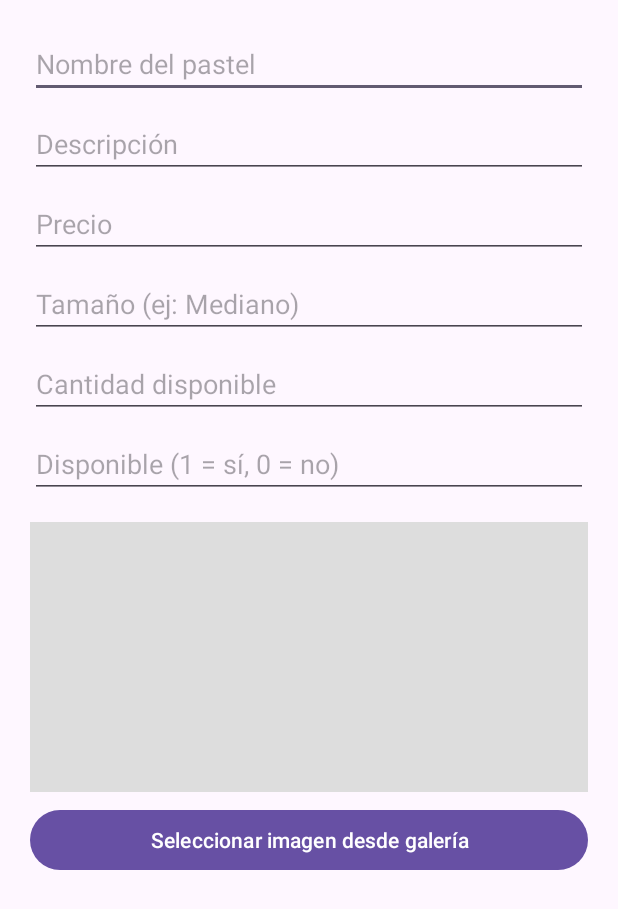
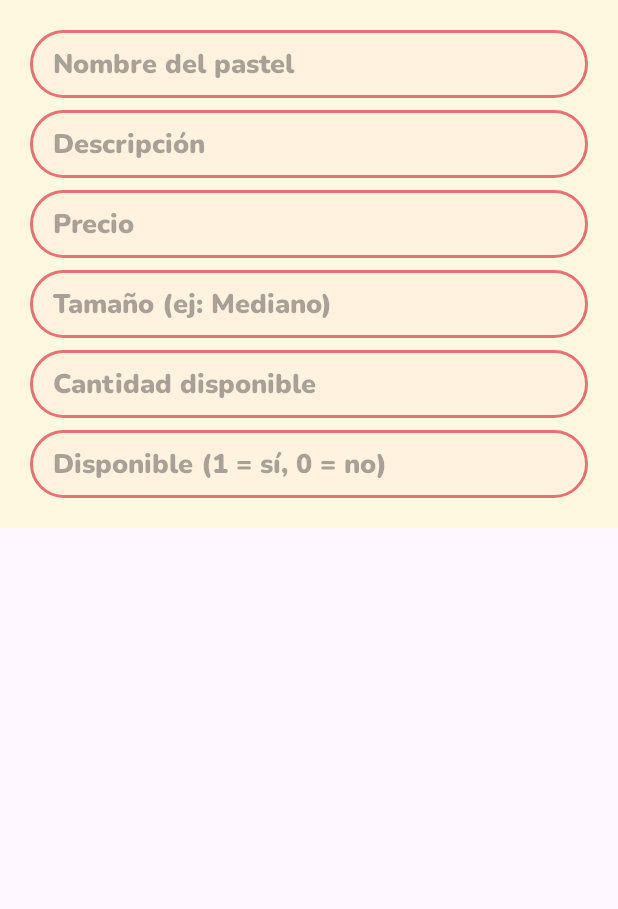
Before and after one commit to AntolinoRetana/CakeTrack, an Android app: the layout dialog_agregar_pastel.xml on its own in the app's theme, with its tools: preview values and no code run, on a phone screen of 412 x 824 dp. Shown: the top 909 px of the screen. Run offline under Robolectric (Android 15) with nearby library versions, the phone set to English and light mode, and no system bars.

Commit message:
Mas Estilos login, dashboard, registros y agregar cliente

```diff
--- a/app/src/main/java/com/example/caketrack/Admin/Fragments/FragmentPastel.java
+++ b/app/src/main/java/com/example/caketrack/Admin/Fragments/FragmentPastel.java
@@ -86,10 +86,8 @@ public class FragmentPastel extends Fragment {
         EditText etTamano = dialogView.findViewById(R.id.etTamanoPastel);
         EditText etCantidad = dialogView.findViewById(R.id.etCantidadPastel);
         EditText etDisponible = dialogView.findViewById(R.id.etDisponiblePastel);
-        imageViewPreview = dialogView.findViewById(R.id.imageViewPastel);
-        Button btnSeleccionar = dialogView.findViewById(R.id.btnSeleccionarImagen);
 
-        btnSeleccionar.setOnClickListener(v -> abrirGaleria());
+
 
         new AlertDialog.Builder(getContext())
                 .setTitle("Agregar Pastel")
@@ -143,7 +141,7 @@ public class FragmentPastel extends Fragment {
                     String firebaseId = FirebaseDatabase.getInstance().getReference("pasteles").push().getKey();
 
                     Pasteles nuevo = new Pasteles(pastelId, nombre, descripcion, precio, tamano, disponible, cantidad);
-                    nuevo.setImagenUrl(imageUrl);
+
 
                     FirebaseDatabase.getInstance().getReference("pasteles")
                             .child(firebaseId)
--- /dev/null
+++ b/app/src/main/res/drawable/cards.xml
@@ -0,0 +1,5 @@
+<?xml version="1.0" encoding="utf-8"?>
+<shape xmlns:android="http://schemas.android.com/apk/res/android" android:shape="rectangle">
+    <solid android:color="#FFF3E0" />
+    <stroke android:color="#E57373" android:width="3dp"/>
+</shape>
--- a/app/src/main/res/drawable/rounded_container.xml
+++ b/app/src/main/res/drawable/rounded_container.xml
@@ -1,7 +1,7 @@
 <?xml version="1.0" encoding="utf-8"?>
 <shape xmlns:android="http://schemas.android.com/apk/res/android" android:shape="rectangle">
 
-    <solid android:color="#FFFFFF" />
+    <solid android:color="@color/fondoTargetas" />
     <corners android:radius="16dp" />
     <padding android:left="8dp" android:top="8dp" android:right="8dp" android:bottom="8dp"/>
 
--- a/app/src/main/res/layout/activity_main_dashboard.xml
+++ b/app/src/main/res/layout/activity_main_dashboard.xml
@@ -10,16 +10,18 @@
     android:padding="16dp">
 
     <!-- Contenedor de fragmentos con estilo moderno -->
+
+    <!-- Menú inferior -->
+
     <FrameLayout
         android:id="@+id/fragmentContainer"
         android:layout_width="match_parent"
         android:layout_height="0dp"
+        android:layout_marginBottom="12dp"
         android:layout_weight="1"
-        android:layout_marginBottom="12dp"
         android:background="@drawable/rounded_container"
         android:elevation="6dp" />
 
-    <!-- Menú inferior -->
     <com.google.android.material.bottomnavigation.BottomNavigationView
         android:id="@+id/bottomNavigation"
         android:layout_width="match_parent"
--- a/app/src/main/res/layout/dialog_agregar_cliente.xml
+++ b/app/src/main/res/layout/dialog_agregar_cliente.xml
@@ -12,9 +12,9 @@
 
         <EditText android:id="@+id/etNombreCliente"
             android:layout_width="match_parent"
+            android:hint="Nombre completo"
             android:layout_height="45dp"
             android:background="@drawable/edit_text_redondito"
-            android:hint="Nombre completo"
             android:fontFamily="@font/nunitoprincipal"
             android:paddingLeft="15dp"/>
 
--- a/app/src/main/res/layout/dialog_agregar_pastel.xml
+++ b/app/src/main/res/layout/dialog_agregar_pastel.xml
@@ -2,7 +2,8 @@
 <ScrollView xmlns:android="http://schemas.android.com/apk/res/android"
     android:layout_width="match_parent"
     android:layout_height="wrap_content"
-    android:padding="20dp">
+    android:padding="20dp"
+    android:background="@color/fondoTargetas">
 
     <LinearLayout
         android:layout_width="match_parent"
@@ -13,7 +14,10 @@
         <EditText
             android:id="@+id/etNombrePastel"
             android:layout_width="match_parent"
-            android:layout_height="wrap_content"
+            android:layout_height="45dp"
+            android:background="@drawable/edit_text_redondito"
+            android:fontFamily="@font/nunitoprincipal"
+            android:paddingLeft="15dp"
             android:hint="Nombre del pastel"
             android:inputType="textPersonName" />
 
@@ -21,7 +25,10 @@
         <EditText
             android:id="@+id/etDescripcionPastel"
             android:layout_width="match_parent"
-            android:layout_height="wrap_content"
+            android:layout_height="45dp"
+            android:background="@drawable/edit_text_redondito"
+            android:fontFamily="@font/nunitoprincipal"
+            android:paddingLeft="15dp"
             android:hint="Descripción"
             android:layout_marginTop="8dp"
             android:inputType="textMultiLine" />
@@ -30,7 +37,10 @@
         <EditText
             android:id="@+id/etPrecioPastel"
             android:layout_width="match_parent"
-            android:layout_height="wrap_content"
+            android:layout_height="45dp"
+            android:background="@drawable/edit_text_redondito"
+            android:fontFamily="@font/nunitoprincipal"
+            android:paddingLeft="15dp"
             android:hint="Precio"
             android:layout_marginTop="8dp"
             android:inputType="numberDecimal" />
@@ -39,7 +49,10 @@
         <EditText
             android:id="@+id/etTamanoPastel"
             android:layout_width="match_parent"
-            android:layout_height="wrap_content"
+            android:layout_height="45dp"
+            android:background="@drawable/edit_text_redondito"
+            android:fontFamily="@font/nunitoprincipal"
+            android:paddingLeft="15dp"
             android:hint="Tamaño (ej: Mediano)"
             android:layout_marginTop="8dp"
             android:inputType="text" />
@@ -48,7 +61,10 @@
         <EditText
             android:id="@+id/etCantidadPastel"
             android:layout_width="match_parent"
-            android:layout_height="wrap_content"
+            android:layout_height="45dp"
+            android:background="@drawable/edit_text_redondito"
+            android:fontFamily="@font/nunitoprincipal"
+            android:paddingLeft="15dp"
             android:hint="Cantidad disponible"
             android:layout_marginTop="8dp"
             android:inputType="number" />
@@ -57,25 +73,13 @@
         <EditText
             android:id="@+id/etDisponiblePastel"
             android:layout_width="match_parent"
-            android:layout_height="wrap_content"
+            android:layout_height="45dp"
+            android:background="@drawable/edit_text_redondito"
+            android:fontFamily="@font/nunitoprincipal"
+            android:paddingLeft="15dp"
             android:hint="Disponible (1 = sí, 0 = no)"
             android:layout_marginTop="8dp"
             android:inputType="number" />
-        <ImageView
-            android:id="@+id/imageViewPastel"
-            android:layout_width="match_parent"
-            android:layout_height="180dp"
-            android:layout_marginTop="16dp"
-            android:background="#DDDDDD"
-            android:scaleType="centerCrop"
-            android:contentDescription="Imagen del pastel" />
-
-        <Button
-            android:id="@+id/btnSeleccionarImagen"
-            android:layout_width="match_parent"
-            android:layout_height="wrap_content"
-            android:text="Seleccionar imagen desde galería"
-            android:layout_marginTop="8dp"/>
 
 
     </LinearLayout>
--- a/app/src/main/res/layout/fragment_cliente.xml
+++ b/app/src/main/res/layout/fragment_cliente.xml
@@ -4,7 +4,8 @@
     xmlns:app="http://schemas.android.com/apk/res-auto"
     android:id="@+id/fragmentCliente"
     android:layout_width="match_parent"
-    android:layout_height="match_parent">
+    android:layout_height="match_parent"
+    >
 
     <androidx.recyclerview.widget.RecyclerView
         android:id="@+id/recyclerClientes"
--- a/app/src/main/res/layout/fragment_pastel.xml
+++ b/app/src/main/res/layout/fragment_pastel.xml
@@ -21,7 +21,7 @@
         android:layout_height="wrap_content"
         android:src="@android:drawable/ic_input_add"
         android:contentDescription="Agregar Pastel"
-        app:backgroundTint="#FF9800"
+        app:backgroundTint="@color/rosaBotonesEncabezados"
         app:layout_constraintBottom_toBottomOf="parent"
         app:layout_constraintEnd_toEndOf="parent"
         android:layout_margin="16dp"/>
```
Also changed, not shown: app/src/main/java/com/example/caketrack/Admin/Pasteles/Moduls/Pasteles.java (+22 -40 lines), app/src/main/res/layout/item_cliente.xml (+20 -10 lines), app/src/main/res/layout/item_pastel.xml (+8 -5 lines).
